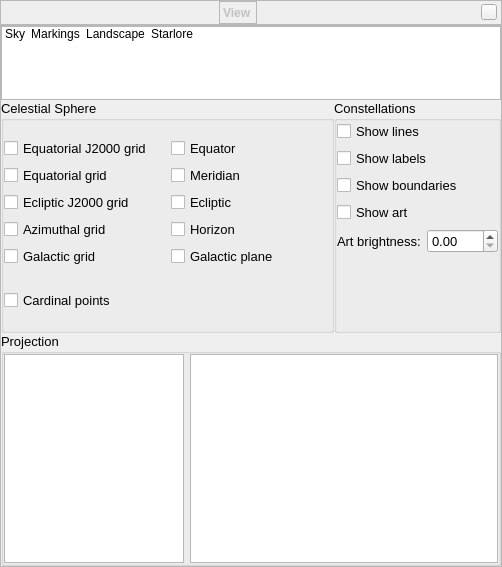
This is src/gui/viewDialog.ui in 519984307/stellarium_src as Qt 5 draws it before an edit. The edited form follows.
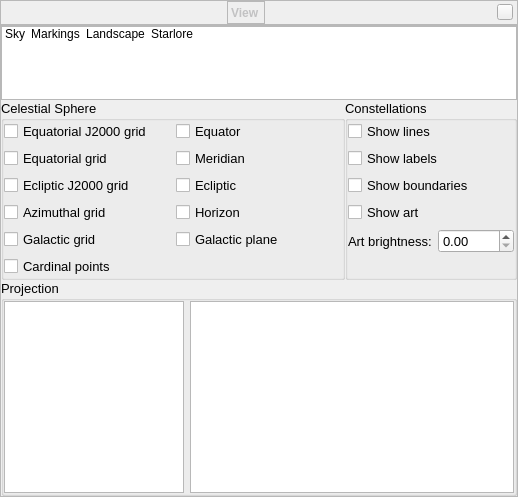
This is the edited form. Icons and pictures are not drawn. Custom widgets are drawn as their Qt base class.

Patch:
```diff
--- a/src/gui/viewDialog.ui
+++ b/src/gui/viewDialog.ui
@@ -6,8 +6,6 @@
    <rect>
     <x>0</x>
     <y>0</y>
-    <width>502</width>
-    <height>567</height>
    </rect>
   </property>
   <property name="font">
```
